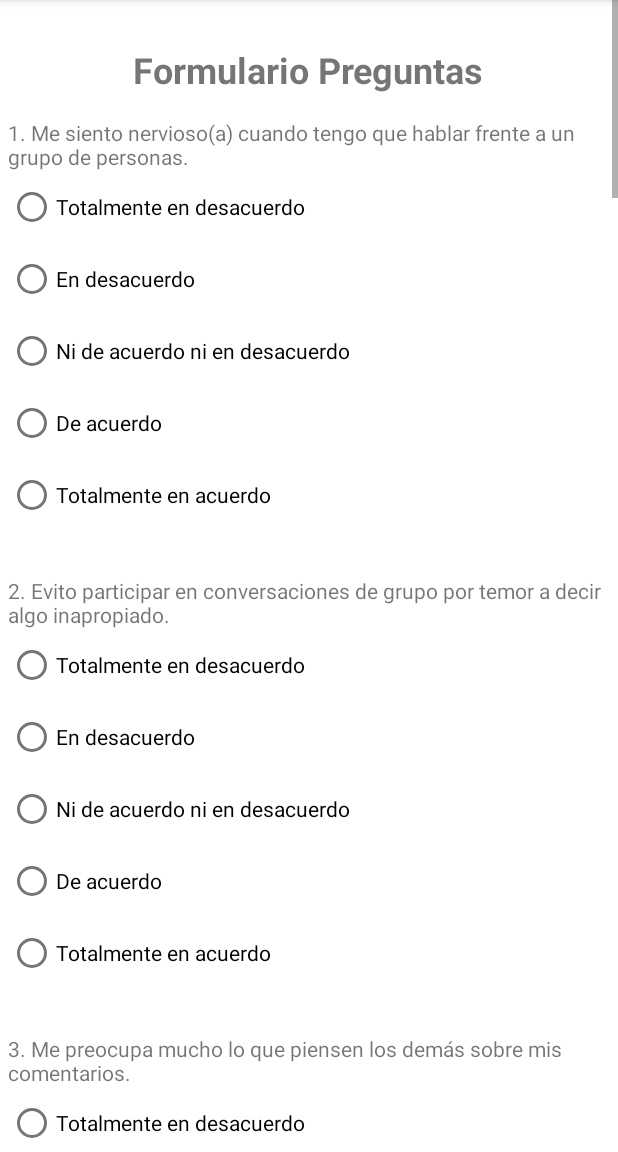
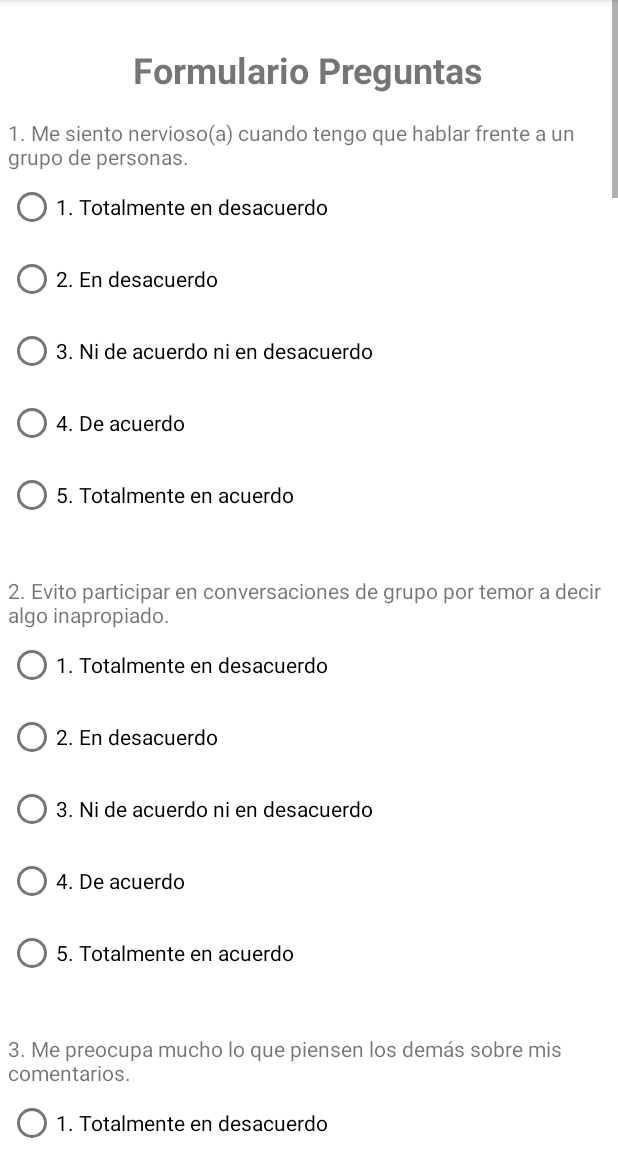
Before and after one commit to ZETA-Z02/neurolinkapp, an Android app: the Preguntas screen opened directly, with no data from a screen before it, on a phone screen of 412 x 824 dp, the part 84-1236 px from its top. Run offline under Robolectric (Android 15) with nearby library versions, the phone set to English and light mode, and no system bars; our stand-ins replace Volley.

Commit message:
Fixed(preguntas): Correccion en preguntas, prototipo funcionando correctamente

```diff
--- a/app/src/main/res/layout/activity_preguntas.xml
+++ b/app/src/main/res/layout/activity_preguntas.xml
@@ -45,35 +45,35 @@
                 android:id="@+id/p1_op1"
                 android:layout_width="wrap_content"
                 android:layout_height="wrap_content"
-                android:text="Totalmente en desacuerdo"
+                android:text="1. Totalmente en desacuerdo"
                 android:tag="1"/>
 
             <RadioButton
                 android:id="@+id/p1_op2"
                 android:layout_width="wrap_content"
                 android:layout_height="wrap_content"
-                android:text="En desacuerdo"
+                android:text="2. En desacuerdo"
                 android:tag="2"/>
 
             <RadioButton
                 android:id="@+id/p1_op3"
                 android:layout_width="wrap_content"
                 android:layout_height="wrap_content"
-                android:text="Ni de acuerdo ni en desacuerdo"
+                android:text="3. Ni de acuerdo ni en desacuerdo"
                 android:tag="3"/>
 
             <RadioButton
                 android:id="@+id/p1_op4"
                 android:layout_width="wrap_content"
                 android:layout_height="wrap_content"
-                android:text="De acuerdo"
+                android:text="4. De acuerdo"
                 android:tag="4"/>
 
             <RadioButton
                 android:id="@+id/p1_op5"
                 android:layout_width="wrap_content"
                 android:layout_height="wrap_content"
-                android:text="Totalmente en acuerdo"
+                android:text="5. Totalmente en acuerdo"
                 android:tag="5"/>
         </RadioGroup>
         <!-- Pregunta 1 de ejemplo -->
@@ -96,35 +96,35 @@
                 android:id="@+id/p2_op1"
                 android:layout_width="wrap_content"
                 android:layout_height="wrap_content"
-                android:text="Totalmente en desacuerdo"
+                android:text="1. Totalmente en desacuerdo"
                 android:tag="1"/>
 
             <RadioButton
                 android:id="@+id/p2_op2"
                 android:layout_width="wrap_content"
                 android:layout_height="wrap_content"
-                android:text="En desacuerdo"
+                android:text="2. En desacuerdo"
                 android:tag="2"/>
 
             <RadioButton
                 android:id="@+id/p2_op3"
                 android:layout_width="wrap_content"
                 android:layout_height="wrap_content"
-                android:text="Ni de acuerdo ni en desacuerdo"
+                android:text="3. Ni de acuerdo ni en desacuerdo"
                 android:tag="3"/>
 
             <RadioButton
                 android:id="@+id/p2_op4"
                 android:layout_width="wrap_content"
                 android:layout_height="wrap_content"
-                android:text="De acuerdo"
+                android:text="4. De acuerdo"
                 android:tag="4"/>
 
             <RadioButton
                 android:id="@+id/p2_op5"
                 android:layout_width="wrap_content"
                 android:layout_height="wrap_content"
-                android:text="Totalmente en acuerdo"
+                android:text="5. Totalmente en acuerdo"
                 android:tag="5"/>
         </RadioGroup>
         <!-- Pregunta 1 de ejemplo -->
@@ -146,35 +146,35 @@
                 android:id="@+id/p3_op1"
                 android:layout_width="wrap_content"
                 android:layout_height="wrap_content"
-                android:text="Totalmente en desacuerdo"
+                android:text="1. Totalmente en desacuerdo"
                 android:tag="1"/>
 
             <RadioButton
                 android:id="@+id/p3_op2"
                 android:layout_width="wrap_content"
                 android:layout_height="wrap_content"
-                android:text="En desacuerdo"
+                android:text="2. En desacuerdo"
                 android:tag="2"/>
 
             <RadioButton
                 android:id="@+id/p3_op3"
                 android:layout_width="wrap_content"
                 android:layout_height="wrap_content"
-                android:text="Ni de acuerdo ni en desacuerdo"
+                android:text="3. Ni de acuerdo ni en desacuerdo"
                 android:tag="3"/>
 
             <RadioButton
                 android:id="@+id/p3_op4"
                 android:layout_width="wrap_content"
                 android:layout_height="wrap_content"
-                android:text="De acuerdo"
+                android:text="4. De acuerdo"
                 android:tag="4"/>
 
             <RadioButton
                 android:id="@+id/p3_op5"
                 android:layout_width="wrap_content"
                 android:layout_height="wrap_content"
-                android:text="Totalmente en acuerdo"
+                android:text="5. Totalmente en acuerdo"
                 android:tag="5"/>
         </RadioGroup>
         <!-- Pregunta 1 de ejemplo -->
@@ -196,35 +196,35 @@
                 android:id="@+id/p4_op1"
                 android:layout_width="wrap_content"
                 android:layout_height="wrap_content"
-                android:text="Totalmente en desacuerdo"
+                android:text="1. Totalmente en desacuerdo"
                 android:tag="1"/>
 
             <RadioButton
                 android:id="@+id/p4_op2"
                 android:layout_width="wrap_content"
                 android:layout_height="wrap_content"
-                android:text="En desacuerdo"
+                android:text="2. En desacuerdo"
                 android:tag="2"/>
 
             <RadioButton
                 android:id="@+id/p4_op3"
                 android:layout_width="wrap_content"
                 android:layout_height="wrap_content"
-                android:text="Ni de acuerdo ni en desacuerdo"
+                android:text="3. Ni de acuerdo ni en desacuerdo"
                 android:tag="3"/>
 
             <RadioButton
                 android:id="@+id/p4_op4"
                 android:layout_width="wrap_content"
                 android:layout_height="wrap_content"
-                android:text="De acuerdo"
+                android:text="4. De acuerdo"
                 android:tag="4"/>
 
             <RadioButton
                 android:id="@+id/p4_op5"
                 android:layout_width="wrap_content"
                 android:layout_height="wrap_content"
-                android:text="Totalmente en acuerdo"
+                android:text="5. Totalmente en acuerdo"
                 android:tag="5"/>
         </RadioGroup>
         <!-- Pregunta 1 de ejemplo -->
@@ -246,35 +246,35 @@
                 android:id="@+id/p5_op1"
                 android:layout_width="wrap_content"
                 android:layout_height="wrap_content"
-                android:text="Totalmente en desacuerdo"
+                android:text="1. Totalmente en desacuerdo"
                 android:tag="1"/>
 
             <RadioButton
                 android:id="@+id/p5_op2"
                 android:layout_width="wrap_content"
                 android:layout_height="wrap_content"
-                android:text="En desacuerdo"
+                android:text="2. En desacuerdo"
                 android:tag="2"/>
 
             <RadioButton
                 android:id="@+id/p5_op3"
                 android:layout_width="wrap_content"
                 android:layout_height="wrap_content"
-                android:text="Ni de acuerdo ni en desacuerdo"
+                android:text="3. Ni de acuerdo ni en desacuerdo"
                 android:tag="3"/>
 
             <RadioButton
                 android:id="@+id/p5_op4"
                 android:layout_width="wrap_content"
                 android:layout_height="wrap_content"
-                android:text="De acuerdo"
+                android:text="4. De acuerdo"
                 android:tag="4"/>
 
             <RadioButton
                 android:id="@+id/p5_op5"
                 android:layout_width="wrap_content"
                 android:layout_height="wrap_content"
-                android:text="Totalmente en acuerdo"
+                android:text="5. Totalmente en acuerdo"
                 android:tag="5"/>
         </RadioGroup>
         <!-- Pregunta 1 de ejemplo -->
@@ -296,35 +296,35 @@
                 android:id="@+id/p6_op1"
                 android:layout_width="wrap_content"
                 android:layout_height="wrap_content"
-                android:text="Totalmente en desacuerdo"
+                android:text="1. Totalmente en desacuerdo"
                 android:tag="1"/>
 
             <RadioButton
                 android:id="@+id/p6_op2"
                 android:layout_width="wrap_content"
                 android:layout_height="wrap_content"
-                android:text="En desacuerdo"
+                android:text="2. En desacuerdo"
                 android:tag="2"/>
 
             <RadioButton
                 android:id="@+id/p6_op3"
                 android:layout_width="wrap_content"
                 android:layout_height="wrap_content"
-                android:text="Ni de acuerdo ni en desacuerdo"
+                android:text="3. Ni de acuerdo ni en desacuerdo"
                 android:tag="3"/>
 
             <RadioButton
                 android:id="@+id/p6_op4"
                 android:layout_width="wrap_content"
                 android:layout_height="wrap_content"
-                android:text="De acuerdo"
+                android:text="4. De acuerdo"
                 android:tag="4"/>
 
             <RadioButton
                 android:id="@+id/p6_op5"
                 android:layout_width="wrap_content"
                 android:layout_height="wrap_content"
-                android:text="Totalmente en acuerdo"
+                android:text="5. Totalmente en acuerdo"
                 android:tag="5"/>
         </RadioGroup>
         <!-- Pregunta 1 de ejemplo -->
@@ -346,35 +346,35 @@
                 android:id="@+id/p7_op1"
                 android:layout_width="wrap_content"
                 android:layout_height="wrap_content"
-                android:text="Totalmente en desacuerdo"
+                android:text="1. Totalmente en desacuerdo"
                 android:tag="1"/>
 
             <RadioButton
                 android:id="@+id/p7_op2"
                 android:layout_width="wrap_content"
                 android:layout_height="wrap_content"
-                android:text="En desacuerdo"
+                android:text="2. En desacuerdo"
                 android:tag="2"/>
 
             <RadioButton
                 android:id="@+id/p7_op3"
                 android:layout_width="wrap_content"
                 android:layout_height="wrap_content"
-                android:text="Ni de acuerdo ni en desacuerdo"
+                android:text="3. Ni de acuerdo ni en desacuerdo"
                 android:tag="3"/>
 
             <RadioButton
                 android:id="@+id/p7_op4"
                 android:layout_width="wrap_content"
                 android:layout_height="wrap_content"
-                android:text="De acuerdo"
+                android:text="4. De acuerdo"
                 android:tag="4"/>
 
             <RadioButton
                 android:id="@+id/p7_op5"
                 android:layout_width="wrap_content"
                 android:layout_height="wrap_content"
-                android:text="Totalmente en acuerdo"
+                android:text="5. Totalmente en acuerdo"
                 android:tag="5"/>
         </RadioGroup>
         <!-- Pregunta 1 de ejemplo -->
@@ -396,35 +396,35 @@
                 android:id="@+id/p8_op1"
                 android:layout_width="wrap_content"
                 android:layout_height="wrap_content"
-                android:text="Totalmente en desacuerdo"
+                android:text="1. Totalmente en desacuerdo"
                 android:tag="1"/>
 
             <RadioButton
                 android:id="@+id/p8_op2"
                 android:layout_width="wrap_content"
                 android:layout_height="wrap_content"
-                android:text="En desacuerdo"
+                android:text="2. En desacuerdo"
                 android:tag="2"/>
 
             <RadioButton
                 android:id="@+id/p8_op3"
                 android:layout_width="wrap_content"
                 android:layout_height="wrap_content"
-                android:text="Ni de acuerdo ni en desacuerdo"
+                android:text="3. Ni de acuerdo ni en desacuerdo"
                 android:tag="3"/>
 
             <RadioButton
                 android:id="@+id/p8_op4"
                 android:layout_width="wrap_content"
                 android:layout_height="wrap_content"
-                android:text="De acuerdo"
+                android:text="4. De acuerdo"
                 android:tag="4"/>
 
             <RadioButton
                 android:id="@+id/p8_op5"
                 android:layout_width="wrap_content"
                 android:layout_height="wrap_content"
-                android:text="Totalmente en acuerdo"
+                android:text="5. Totalmente en acuerdo"
                 android:tag="5"/>
         </RadioGroup>
         <!-- Pregunta 1 de ejemplo -->
@@ -446,35 +446,35 @@
                 android:id="@+id/p9_op1"
                 android:layout_width="wrap_content"
                 android:layout_height="wrap_content"
-                android:text="Totalmente en desacuerdo"
+                android:text="1. Totalmente en desacuerdo"
                 android:tag="1"/>
 
             <RadioButton
                 android:id="@+id/p9_op2"
                 android:layout_width="wrap_content"
                 android:layout_height="wrap_content"
-                android:text="En desacuerdo"
+                android:text="2. En desacuerdo"
                 android:tag="2"/>
 
             <RadioButton
                 android:id="@+id/p9_op3"
                 android:layout_width="wrap_content"
                 android:layout_height="wrap_content"
-                android:text="Ni de acuerdo ni en desacuerdo"
+                android:text="3. Ni de acuerdo ni en desacuerdo"
                 android:tag="3"/>
 
             <RadioButton
                 android:id="@+id/p9_op4"
                 android:layout_width="wrap_content"
                 android:layout_height="wrap_content"
-                android:text="De acuerdo"
+                android:text="4. De acuerdo"
                 android:tag="4"/>
 
             <RadioButton
                 android:id="@+id/p9_op5"
                 android:layout_width="wrap_content"
                 android:layout_height="wrap_content"
-                android:text="Totalmente en acuerdo"
+                android:text="5. Totalmente en acuerdo"
                 android:tag="5"/>
         </RadioGroup>
         <!-- Pregunta 1 de ejemplo -->
@@ -496,35 +496,35 @@
                 android:id="@+id/p10_op1"
                 android:layout_width="wrap_content"
                 android:layout_height="wrap_content"
-                android:text="Totalmente en desacuerdo"
+                android:text="1. Totalmente en desacuerdo"
                 android:tag="1"/>
 
             <RadioButton
                 android:id="@+id/p10_op2"
                 android:layout_width="wrap_content"
                 android:layout_height="wrap_content"
-                android:text="En desacuerdo"
+                android:text="2. En desacuerdo"
                 android:tag="2"/>
 
             <RadioButton
                 android:id="@+id/p10_op3"
                 android:layout_width="wrap_content"
                 android:layout_height="wrap_content"
-                android:text="Ni de acuerdo ni en desacuerdo"
+                android:text="3. Ni de acuerdo ni en desacuerdo"
                 android:tag="3"/>
 
             <RadioButton
                 android:id="@+id/p10_op4"
                 android:layout_width="wrap_content"
                 android:layout_height="wrap_content"
-                android:text="De acuerdo"
+                android:text="4. De acuerdo"
                 android:tag="4"/>
 
             <RadioButton
                 android:id="@+id/p10_op5"
                 android:layout_width="wrap_content"
                 android:layout_height="wrap_content"
-                android:text="Totalmente en acuerdo"
+                android:text="5. Totalmente en acuerdo"
                 android:tag="5"/>
         </RadioGroup>
         <!-- Pregunta 1 de ejemplo -->
@@ -546,35 +546,35 @@
                 android:id="@+id/p11_op1"
                 android:layout_width="wrap_content"
                 android:layout_height="wrap_content"
-                android:text="Totalmente en desacuerdo"
+                android:text="1. Totalmente en desacuerdo"
                 android:tag="1"/>
 
             <RadioButton
                 android:id="@+id/p11_op2"
                 android:layout_width="wrap_content"
                 android:layout_height="wrap_content"
-                android:text="En desacuerdo"
+                android:text="2. En desacuerdo"
                 android:tag="2"/>
 
             <RadioButton
                 android:id="@+id/p11_op3"
                 android:layout_width="wrap_content"
                 android:layout_height="wrap_content"
-                android:text="Ni de acuerdo ni en desacuerdo"
+                android:text="3. Ni de acuerdo ni en desacuerdo"
                 android:tag="3"/>
 
             <RadioButton
                 android:id="@+id/p11_op4"
                 android:layout_width="wrap_content"
                 android:layout_height="wrap_content"
-                android:text="De acuerdo"
+                android:text="4. De acuerdo"
                 android:tag="4"/>
 
             <RadioButton
                 android:id="@+id/p11_op5"
                 android:layout_width="wrap_content"
                 android:layout_height="wrap_content"
-                android:text="Totalmente en acuerdo"
+                android:text="5. Totalmente en acuerdo"
                 android:tag="5"/>
         </RadioGroup>
         <!-- Pregunta 1 de ejemplo -->
@@ -596,35 +596,35 @@
                 android:id="@+id/p12_op1"
                 android:layout_width="wrap_content"
                 android:layout_height="wrap_content"
-                android:text="Totalmente en desacuerdo"
+                android:text="1. Totalmente en desacuerdo"
                 android:tag="1"/>
 
             <RadioButton
                 android:id="@+id/p12_op2"
                 android:layout_width="wrap_content"
                 android:layout_height="wrap_content"
-                android:text="En desacuerdo"
+                android:text="2. En desacuerdo"
                 android:tag="2"/>
 
             <RadioButton
                 android:id="@+id/p12_op3"
                 android:layout_width="wrap_content"
                 android:layout_height="wrap_content"
-                android:text="Ni de acuerdo ni en desacuerdo"
+                android:text="3. Ni de acuerdo ni en desacuerdo"
                 android:tag="3"/>
 
             <RadioButton
                 android:id="@+id/p12_op4"
                 android:layout_width="wrap_content"
                 android:layout_height="wrap_content"
-                android:text="De acuerdo"
+                android:text="4. De acuerdo"
                 android:tag="4"/>
 
             <RadioButton
                 android:id="@+id/p12_op5"
                 android:layout_width="wrap_content"
                 android:layout_height="wrap_content"
-                android:text="Totalmente en acuerdo"
+                android:text="5. Totalmente en acuerdo"
                 android:tag="5"/>
         </RadioGroup>
         <TextView android:layout_width="wrap_content"
@@ -645,35 +645,35 @@
                 android:id="@+id/p13_op1"
                 android:layout_width="wrap_content"
                 android:layout_height="wrap_content"
-                android:text="Totalmente en desacuerdo"
+                android:text="1. Totalmente en desacuerdo"
                 android:tag="1"/>
 
             <RadioButton
                 android:id="@+id/p13_op2"
                 android:layout_width="wrap_content"
                 android:layout_height="wrap_content"
-                android:text="En desacuerdo"
+                android:text="2. En desacuerdo"
                 android:tag="2"/>
 
             <RadioButton
                 android:id="@+id/p13_op3"
                 android:layout_width="wrap_content"
                 android:layout_height="wrap_content"
-                android:text="Ni de acuerdo ni en desacuerdo"
+                android:text="3. Ni de acuerdo ni en desacuerdo"
                 android:tag="3"/>
 
             <RadioButton
                 android:id="@+id/p13_op4"
                 android:layout_width="wrap_content"
                 android:layout_height="wrap_content"
-                android:text="De acuerdo"
+                android:text="4. De acuerdo"
                 android:tag="4"/>
 
             <RadioButton
                 android:id="@+id/p13_op5"
                 android:layout_width="wrap_content"
                 android:layout_height="wrap_content"
-                android:text="Totalmente en acuerdo"
+                android:text="5. Totalmente en acuerdo"
                 android:tag="5"/>
         </RadioGroup>
         <TextView android:layout_width="wrap_content"
@@ -694,35 +694,35 @@
                 android:id="@+id/p14_op1"
                 android:layout_width="wrap_content"
                 android:layout_height="wrap_content"
-                android:text="Totalmente en desacuerdo"
+                android:text="1. Totalmente en desacuerdo"
                 android:tag="1"/>
 
             <RadioButton
                 android:id="@+id/p14_op2"
                 android:layout_width="wrap_content"
                 android:layout_height="wrap_content"
-                android:text="En desacuerdo"
+                android:text="2. En desacuerdo"
                 android:tag="2"/>
 
             <RadioButton
                 android:id="@+id/p14_op3"
                 android:layout_width="wrap_content"
                 android:layout_height="wrap_content"
-                android:text="Ni de acuerdo ni en desacuerdo"
+                android:text="3. Ni de acuerdo ni en desacuerdo"
                 android:tag="3"/>
 
             <RadioButton
                 android:id="@+id/p14_op4"
                 android:layout_width="wrap_content"
                 android:layout_height="wrap_content"
-                android:text="De acuerdo"
+                android:text="4. De acuerdo"
                 android:tag="4"/>
 
             <RadioButton
                 android:id="@+id/p14_op5"
                 android:layout_width="wrap_content"
                 android:layout_height="wrap_content"
-                android:text="Totalmente en acuerdo"
+                android:text="5. Totalmente en acuerdo"
                 android:tag="5"/>
         </RadioGroup>
         <TextView android:layout_width="wrap_content"
@@ -743,35 +743,35 @@
                 android:id="@+id/p15_op1"
                 android:layout_width="wrap_content"
                 android:layout_height="wrap_content"
-                android:text="Totalmente en desacuerdo"
+                android:text="1. Totalmente en desacuerdo"
                 android:tag="1"/>
 
             <RadioButton
                 android:id="@+id/p15_op2"
                 android:layout_width="wrap_content"
                 android:layout_height="wrap_content"
-                android:text="En desacuerdo"
+                android:text="2. En desacuerdo"
                 android:tag="2"/>
 
             <RadioButton
                 android:id="@+id/p15_op3"
                 android:layout_width="wrap_content"
                 android:layout_height="wrap_content"
-                android:text="Ni de acuerdo ni en desacuerdo"
+                android:text="3. Ni de acuerdo ni en desacuerdo"
                 android:tag="3"/>
 
             <RadioButton
                 android:id="@+id/p15_op4"
                 android:layout_width="wrap_content"
                 android:layout_height="wrap_content"
-                android:text="De acuerdo"
+                android:text="4. De acuerdo"
                 android:tag="4"/>
 
             <RadioButton
                 android:id="@+id/p15_op5"
                 android:layout_width="wrap_content"
                 android:layout_height="wrap_content"
-                android:text="Totalmente en acuerdo"
+                android:text="5. Totalmente en acuerdo"
                 android:tag="5"/>
         </RadioGroup>
         <Button
```
